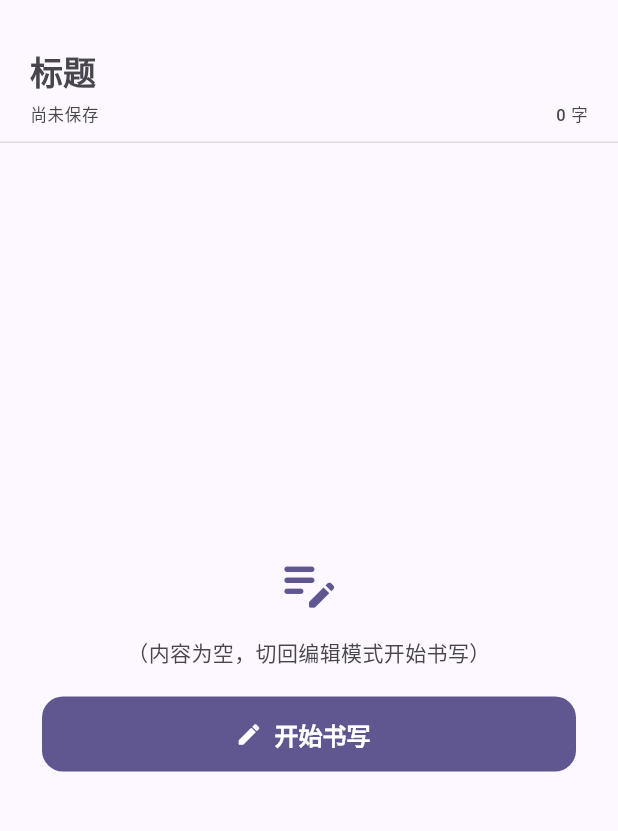
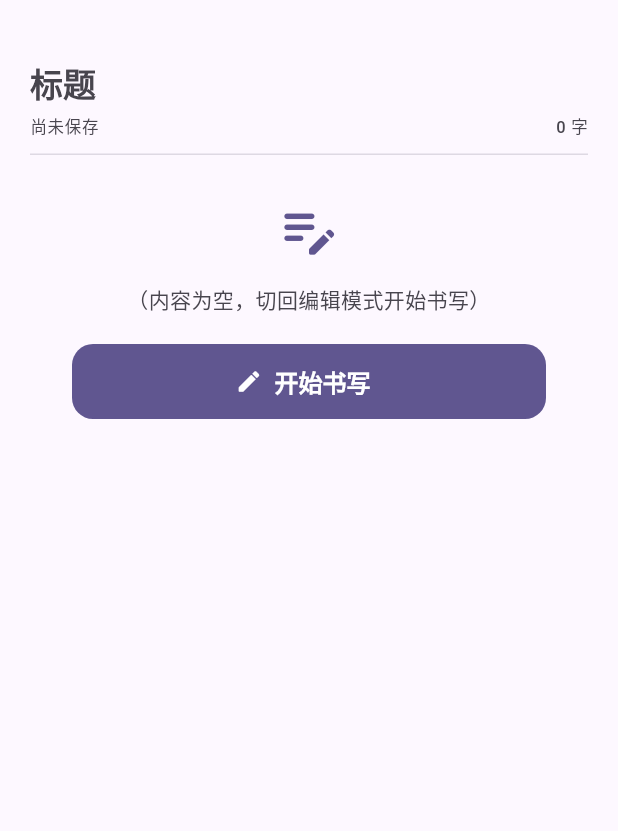
Before and after one commit to allez-ritchie/pie-note, a Flutter app: the NoteEditorScreen screen opened directly, on a phone screen of 412 x 824 dp, the part 58-889 px from its top. Run offline on Flutter 3.47's test engine with Material 3 defaults, Android fonts, the phone set to English and light mode, and no system bars; our stand-ins replace flutter_markdown_plus, flutter_riverpod, flutter_secure_storage, shared_preferences; missing offline and left inert: file_selector, markdown; accounts and stored records are empty.

Commit message:
feat(notes): 笔记名随正文一起滚动，并移除实时预览的引导提示
笔记名（标题 + 保存状态 + 字数）原来固定在正文上方常驻，长笔记会一直占掉
一行半的高度。现在把它放进三个视图各自的滚动区内容里（实时预览通过
LivePreviewEditor 的新 header 参数），滚轮 / 上划时与正文一起滚出视口，
参考 Obsidian 的行为：
- 实时预览与源码模式的标题是输入框，可继续编辑；
- 阅读视图标题渲染成纯文本，避免 TextField 与整页 SelectionArea 抢手势；
- 空草稿不再整块替换掉编辑器：标题输入框保留，只在下方显示「开始书写」入口。

同时删掉实时预览顶部「点按任意段落即可就地编辑，点击别处自动收起」这行提示
（能力不变，只是不再占用版面），并去掉对应的 EditorStrings.liveHint。

```diff
--- a/lib/ui/notes/editor_strings.dart
+++ b/lib/ui/notes/editor_strings.dart
@@ -38,7 +38,6 @@ class EditorStrings {
   static const String modeSource = '源码';
   static const String modeReading = '阅读';
   static const String switchMode = '视图模式';
-  static const String liveHint = '点按任意段落即可就地编辑，点击别处自动收起';
   static const String startWriting = '开始书写';
   static const String paneSource = 'MARKDOWN 源码';
   static const String taskDone = '已完成';
--- a/lib/ui/notes/live_preview_editor.dart
+++ b/lib/ui/notes/live_preview_editor.dart
@@ -27,6 +27,8 @@ class LivePreviewEditor extends StatefulWidget {
     this.onToggleTask,
     this.onBlockActivated,
     this.jump,
+    this.header,
+    this.empty,
   });
 
   /// 整篇笔记正文的控制器（与源码模式共用）。
@@ -40,6 +42,18 @@ class LivePreviewEditor extends StatefulWidget {
 
   /// 大纲跳转请求：滚动到该偏移量所在段落。
   final OutlineJumpRequest? jump;
+
+  /// 正文滚动区顶部的头部（笔记标题 + 保存状态行）。
+  ///
+  /// 放在滚动区**内容**里而不是固定在顶部：滚轮 / 上划时标题要随正文一起
+  /// 滚走，不能常驻占住半屏（参考 Obsidian）。
+  final Widget? header;
+
+  /// 正文为空时的占位内容（滚动区里、头部下方显示）。
+  ///
+  /// 不能像以前那样在「空正文」时整块替换掉本组件：标题输入框在
+  /// [header] 里，替掉它就等于新建草稿时没有标题可填了。
+  final Widget? empty;
 
   @override
   State<LivePreviewEditor> createState() => _LivePreviewEditorState();
@@ -592,9 +606,25 @@ class _LivePreviewEditorState extends State<LivePreviewEditor> {
     final editing = liveBlock != null || pendingOffset != null;
 
     if (children.isEmpty && !editing) {
+      // 正文为空：保留头部（标题输入框），只在下方显示空正文占位。
+      if (widget.empty == null && widget.header == null) {
         return Center(
           child: Padding(
             padding: const EdgeInsets.all(24),
+            child: Text(
+              EditorStrings.emptyPreview,
+              textAlign: TextAlign.center,
+              style: Theme.of(context).textTheme.bodyMedium?.copyWith(
+                color: Theme.of(context).colorScheme.onSurfaceVariant,
+              ),
+            ),
+          ),
+        );
+      }
+      children.add(
+        widget.empty ??
+            Padding(
+              padding: const EdgeInsets.symmetric(vertical: 24),
               child: Text(
                 EditorStrings.emptyPreview,
                 textAlign: TextAlign.center,
@@ -625,7 +655,11 @@ class _LivePreviewEditorState extends State<LivePreviewEditor> {
                 ),
                 child: Column(
                   crossAxisAlignment: CrossAxisAlignment.stretch,
-                  children: children,
+                  children: [
+                    // 标题与保存状态随正文一起滚动（参考 Obsidian：不常驻固定）。
+                    if (widget.header != null) widget.header!,
+                    ...children,
+                  ],
                 ),
               ),
             ),
@@ -657,6 +691,9 @@ class _LivePreviewEditorState extends State<LivePreviewEditor> {
           taskStartIndex: block.taskOffset,
           onTapText: () => _activate(index, block),
           onToggleTask: _toggleTask,
+          // 代码块在渲染态也要能点开源码：不传回调时组件会把点按当作「复制」，
+          // 实时预览里就再也编辑不了代码块了。
+          onTapCodeBlock: () => _activate(index, block),
         ),
       ),
     );
--- a/lib/ui/notes/note_editor_screen.dart
+++ b/lib/ui/notes/note_editor_screen.dart
@@ -921,13 +921,44 @@ class _NoteEditorScreenState extends ConsumerState<NoteEditorScreen>
     return Column(
       crossAxisAlignment: CrossAxisAlignment.stretch,
       children: [
+        Expanded(
+          child: switch (_viewMode) {
+            EditorViewMode.live => _buildLivePreview(),
+            EditorViewMode.source => _buildEditor(scheme),
+            EditorViewMode.reading =>
+              _splitPane ? _buildReadingSplit() : _buildPreview(),
+          },
+        ),
+        if (_viewMode == EditorViewMode.source)
+          MarkdownToolbar(controller: _contentController, focusNode: _contentFocus),
+      ],
+    );
+  }
+
+  /// 笔记标题 + 保存状态 + 字数统计。
+  ///
+  /// 这个头部放在**正文滚动区内部**（而不是固定在页面顶部）：滚轮滚走时标题
+  /// 与状态行也一起滚出视口，长笔记因此能多看到几行正文（参考 Obsidian）。
+  /// 水平内边距由父级滚动区统一提供（三个视图都是 20），这里只负责纵向间距。
+  ///
+  /// [editable] 为 false（阅读视图）时标题渲染成纯文本：阅读视图是只读的，
+  /// 而且 [TextField] 放进 [SelectionArea] 里会和整页选区抢手势。
+  Widget _buildNoteHeader(ColorScheme scheme, {required bool editable}) {
+    final titleStyle = Theme.of(context).textTheme.titleLarge?.copyWith(
+      fontWeight: FontWeight.w600,
+    );
+    final onSurfaceVariant = Theme.of(
+      context,
+    ).textTheme.labelSmall?.copyWith(color: scheme.onSurfaceVariant);
+    return Column(
+      crossAxisAlignment: CrossAxisAlignment.stretch,
+      children: [
         Padding(
-          padding: const EdgeInsets.fromLTRB(20, 16, 20, 0),
-          child: TextField(
+          padding: const EdgeInsets.only(top: 16),
+          child: editable
+              ? TextField(
                   controller: _titleController,
-            style: Theme.of(context).textTheme.titleLarge?.copyWith(
-                  fontWeight: FontWeight.w600,
-                ),
+                  style: titleStyle,
                   textInputAction: TextInputAction.next,
                   maxLines: null,
                   decoration: InputDecoration(
@@ -939,10 +970,16 @@ class _NoteEditorScreenState extends ConsumerState<NoteEditorScreen>
                     enabledBorder: InputBorder.none,
                     focusedBorder: InputBorder.none,
                   ),
+                )
+              : Text(
+                  _titleController.text.trim().isEmpty
+                      ? EditorStrings.untitled
+                      : _titleController.text.trim(),
+                  style: titleStyle,
                 ),
         ),
         Padding(
-          padding: const EdgeInsets.fromLTRB(20, 6, 20, 10),
+          padding: const EdgeInsets.only(top: 6, bottom: 10),
           child: Row(
             children: [
               if (_dirty) ...[
@@ -957,18 +994,16 @@ class _NoteEditorScreenState extends ConsumerState<NoteEditorScreen>
                 const SizedBox(width: 6),
                 Text(
                   EditorStrings.unsavedBadge,
-                  style: Theme.of(context).textTheme.labelSmall?.copyWith(
-                        color: scheme.primary,
-                      ),
+                  style: Theme.of(
+                    context,
+                  ).textTheme.labelSmall?.copyWith(color: scheme.primary),
                 ),
               ] else
                 Text(
                   _lastSavedAt == null
                       ? EditorStrings.neverSaved
                       : '${EditorStrings.savedAt} ${Formatters.dateTime(_lastSavedAt)}',
-                  style: Theme.of(context).textTheme.labelSmall?.copyWith(
-                        color: scheme.onSurfaceVariant,
-                      ),
+                  style: onSurfaceVariant,
                 ),
               const Spacer(),
               // 实时预览的就地编辑不会逐字符重建本页，用监听保证字数实时。
@@ -976,25 +1011,13 @@ class _NoteEditorScreenState extends ConsumerState<NoteEditorScreen>
                 listenable: _contentController,
                 builder: (context, _) => Text(
                   EditorStrings.charCount(_contentController.text.length),
-                  style: Theme.of(context).textTheme.labelSmall?.copyWith(
-                        color: scheme.onSurfaceVariant,
-                      ),
+                  style: onSurfaceVariant,
                 ),
               ),
             ],
           ),
         ),
         const Divider(height: 1),
-        Expanded(
-          child: switch (_viewMode) {
-            EditorViewMode.live => _buildLivePreview(),
-            EditorViewMode.source => _buildEditor(scheme),
-            EditorViewMode.reading =>
-              _splitPane ? _buildReadingSplit() : _buildPreview(),
-          },
-        ),
-        if (_viewMode == EditorViewMode.source)
-          MarkdownToolbar(controller: _contentController, focusNode: _contentFocus),
       ],
     );
   }
@@ -1012,7 +1035,12 @@ class _NoteEditorScreenState extends ConsumerState<NoteEditorScreen>
       innerBottom: 16,
       builder: (context, metrics) => SingleChildScrollView(
         padding: EdgeInsets.fromLTRB(20, 0, 20, metrics.bottomInset),
-        child: ConstrainedBox(
+        child: Column(
+          crossAxisAlignment: CrossAxisAlignment.stretch,
+          children: [
+            // 标题与状态行随正文一起滚动，不吸附在页面顶部。
+            _buildNoteHeader(scheme, editable: true),
+            ConstrainedBox(
               // 内容比视口短时输入框也铺满整屏：点空白处同样能聚焦继续写。
               constraints: BoxConstraints(minHeight: metrics.viewportExtent),
               child: TextField(
@@ -1039,6 +1067,8 @@ class _NoteEditorScreenState extends ConsumerState<NoteEditorScreen>
                 ),
               ),
             ),
+          ],
+        ),
       ),
     );
   }
@@ -1053,42 +1083,17 @@ class _NoteEditorScreenState extends ConsumerState<NoteEditorScreen>
 
   /// 实时预览：渲染态 + 点按段落就地编辑。
   ///
-  /// 正文为空（例如新建笔记）时没有可点按的段落，展示「开始书写」入口，
-  /// 点击进入源码模式；不随内容自动切换，避免输入首字时界面跳变、光标丢失。
+  /// 正文为空（例如新建笔记）时没有可点按的段落，在标题下方展示「开始书写」
+  /// 入口，点击进入源码模式；不随内容自动切换，避免输入首字时界面跳变、光标丢失。
   Widget _buildLivePreview() {
-    if (_contentController.text.trim().isEmpty) {
-      return _EmptyDraftPrompt(onStart: _startWriting);
-    }
-    final scheme = Theme.of(context).colorScheme;
-    return Column(
-      crossAxisAlignment: CrossAxisAlignment.stretch,
-      children: [
-        Padding(
-          padding: const EdgeInsets.fromLTRB(20, 8, 20, 0),
-          child: Row(
-            children: [
-              Icon(Icons.touch_app_rounded, size: 15, color: scheme.onSurfaceVariant),
-              const SizedBox(width: 6),
-              Expanded(
-                child: Text(
-                  EditorStrings.liveHint,
-                  style: Theme.of(context).textTheme.labelSmall?.copyWith(
-                        color: scheme.onSurfaceVariant,
-                      ),
-                ),
-              ),
-            ],
-          ),
-        ),
-        Expanded(
-          child: LivePreviewEditor(
+    final empty = _contentController.text.trim().isEmpty;
+    return LivePreviewEditor(
       controller: _contentController,
       onToggleTask: _toggleTask,
       onBlockActivated: (block) => _syncActiveHeading(block.start),
       jump: _outlineJump,
-          ),
-        ),
-      ],
+      header: _buildNoteHeader(Theme.of(context).colorScheme, editable: true),
+      empty: empty ? _EmptyDraftPrompt(onStart: _startWriting) : null,
     );
   }
 
@@ -1149,17 +1154,26 @@ class _NoteEditorScreenState extends ConsumerState<NoteEditorScreen>
 
   Widget _buildPreview() {
     final content = _contentController.text;
+    final scheme = Theme.of(context).colorScheme;
     if (content.trim().isEmpty) {
-      return Center(
-        child: Padding(
-          padding: const EdgeInsets.all(24),
+      // 空笔记也要能看到笔记名（它同样随滚动区走），下方提示正文为空。
+      return SingleChildScrollView(
+        padding: const EdgeInsets.fromLTRB(20, 0, 20, 32),
+        child: Column(
+          crossAxisAlignment: CrossAxisAlignment.stretch,
+          children: [
+            _buildNoteHeader(scheme, editable: false),
+            Padding(
+              padding: const EdgeInsets.symmetric(vertical: 48),
               child: Text(
                 EditorStrings.emptyPreview,
                 textAlign: TextAlign.center,
-            style: Theme.of(context).textTheme.bodyMedium?.copyWith(
-                  color: Theme.of(context).colorScheme.onSurfaceVariant,
+                style: Theme.of(
+                  context,
+                ).textTheme.bodyMedium?.copyWith(color: scheme.onSurfaceVariant),
               ),
             ),
+          ],
         ),
       );
     }
@@ -1177,10 +1191,14 @@ class _NoteEditorScreenState extends ConsumerState<NoteEditorScreen>
         child: EditorScrollTail(
           base: 40,
           builder: (context, metrics) => SingleChildScrollView(
-            padding: EdgeInsets.fromLTRB(20, 16, 20, metrics.bottomInset),
+            padding: EdgeInsets.fromLTRB(20, 0, 20, metrics.bottomInset),
             child: Column(
               crossAxisAlignment: CrossAxisAlignment.stretch,
               children: [
+                // 阅读视图是只读的：标题渲染成纯文本（放进 TextField 会与
+                // 整页 SelectionArea 抢手势），同样随正文一起滚走。
+                _buildNoteHeader(scheme, editable: false),
+                const SizedBox(height: 16),
                 for (var i = 0; i < sections.length; i++)
                   Padding(
                     // 分节后两个 MarkdownBody 之间没有块间距，补上与原渲染一致的 8。
```
Also changed, not shown: 1 other file. Lines whose indentation alone changed are shown as unchanged.
